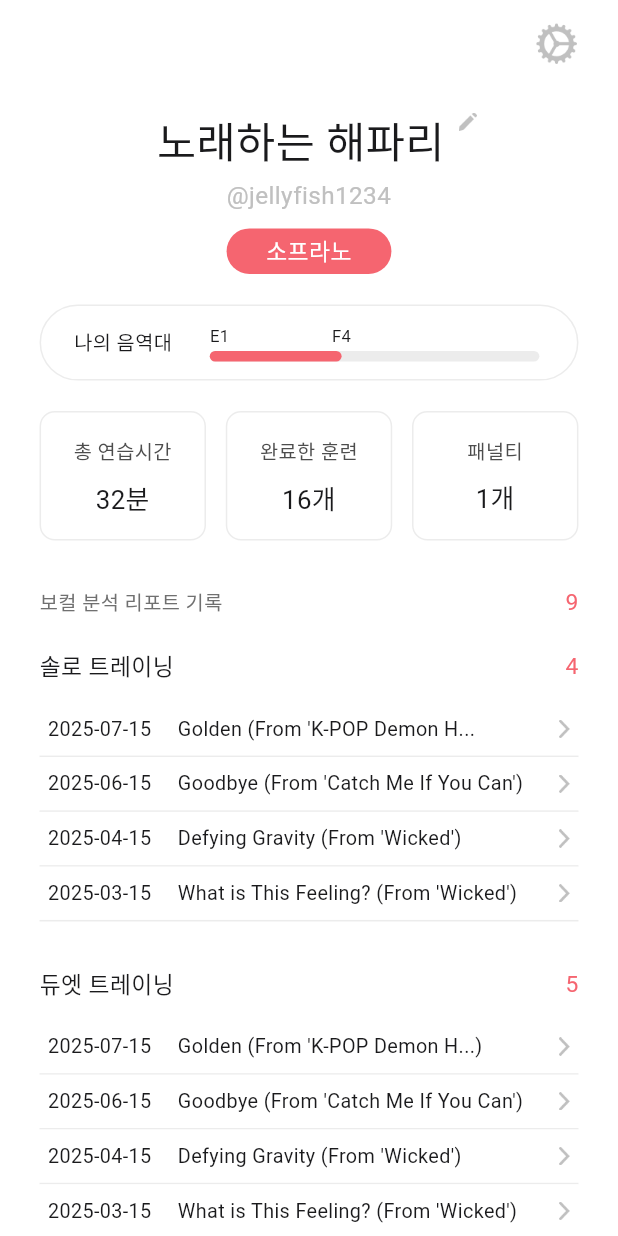
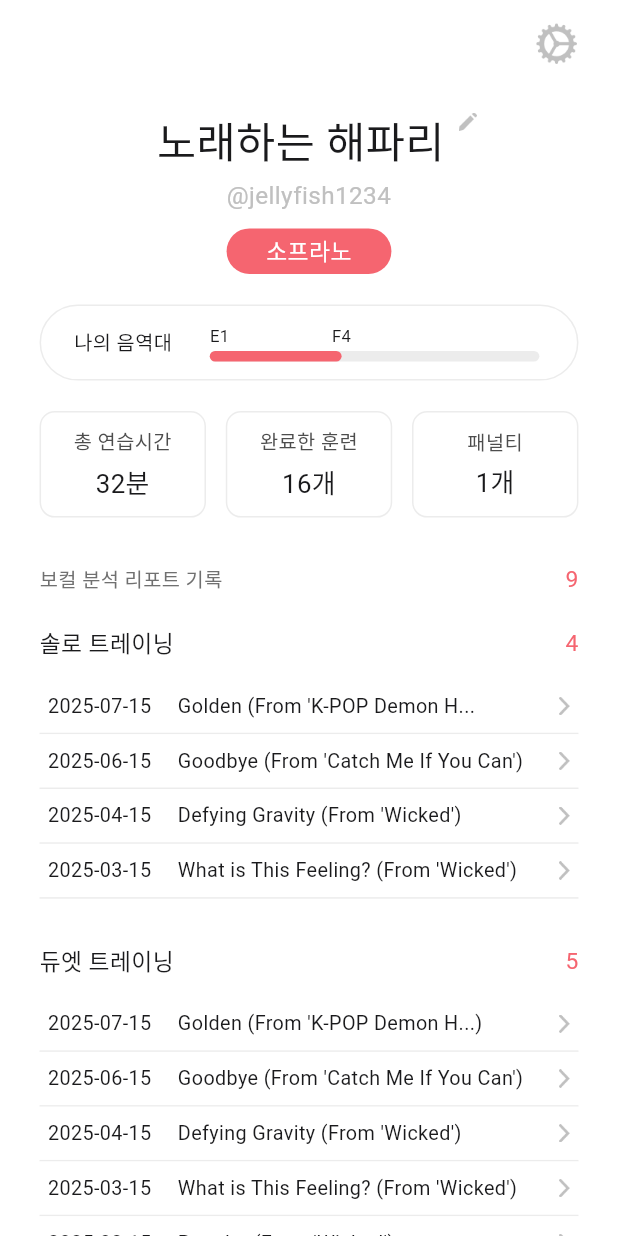
Before and after one commit to SoLit-2025/sync2sing-fe, a Flutter app: the MyPage screen opened by its route, on a phone screen of 412 x 824 dp. Run offline on Flutter 3.47's test engine with Material 3 defaults, Android fonts, the phone set to English and light mode, and no system bars; our stand-ins replace dots_indicator, flutter_riverpod, flutter_screenutil, go_router, just_audio, permission_handler and 1 more; missing offline and left inert: flutter_sound, pitch_detector_dart; Roboto replaces fonts that are missing (PretendardVariable).

Commit message:
🎨 Style: 박스 사이즈 및 알람창 수정 #41

```diff
--- a/lib/features/my/views/my_page.dart
+++ b/lib/features/my/views/my_page.dart
@@ -66,12 +66,10 @@ class _MyPageState extends State<MyPage> {
       mainAxisAlignment: MainAxisAlignment.end,
       children: [
         GestureDetector(
-          child: GestureDetector(
-            onTap: () {
-              context.push(AppRoutePaths.settings);
-            },
-            child: Image.asset('assets/images/settings_icon.png', width: 27.w, height: 27.h),
-          ),
+          onTap: () {
+            context.push(AppRoutePaths.settings);
+          },
+          child: Image.asset('assets/images/settings_icon.png', width: 27.w, height: 27.h),
         ),
       ],
     );
@@ -220,8 +218,8 @@ class _MyPageState extends State<MyPage> {
   Widget _buildStatusCard(String title, String value) {
     return Container(
       width: 100.w,
-      height: 85.h, // 이하로 줄이면 BOTTOM OVERFLOWED BY 11 PIXEL 오류 발생
-      padding: EdgeInsets.symmetric(vertical: 16.h),
+      height: 70.h,
+      padding: EdgeInsets.symmetric(vertical: 8.h),
       decoration: BoxDecoration(
         color: AppColors.grayscale8,
         borderRadius: BorderRadius.circular(10.r),
@@ -235,7 +233,7 @@ class _MyPageState extends State<MyPage> {
             style: AppTextStyles.body4.copyWith(color: AppColors.grayscale2),
             textAlign: TextAlign.center,
           ),
-          SizedBox(height: 8.h),
+          SizedBox(height: 4.h),
           Text(
             value,
             style: AppTextStyles.body1Bold.copyWith(color: AppColors.grayscale1),
@@ -314,8 +312,6 @@ class _MyPageState extends State<MyPage> {
               _pressedReportIndex = null;
               _pressedReportType = null;
             });
-            // todo: 리포트 상세 페이지 이동 구현
-            // context.pushNamed(AppRouteNames.reportDetail, extra: {'date': date, 'title': title});
           },
           onTapCancel: () {
             setState(() {
--- a/lib/features/my/views/settings_page.dart
+++ b/lib/features/my/views/settings_page.dart
@@ -61,8 +61,7 @@ class _SettingsPageState extends State<SettingsPage> {
                   ),
                 ),
                 Divider(height: 1, thickness: 1, color: AppColors.grayscale5),
-                SizedBox(
-                  height: 40.h,
+                IntrinsicHeight(
                   child: Row(
                     children: [
                       Expanded(
```
